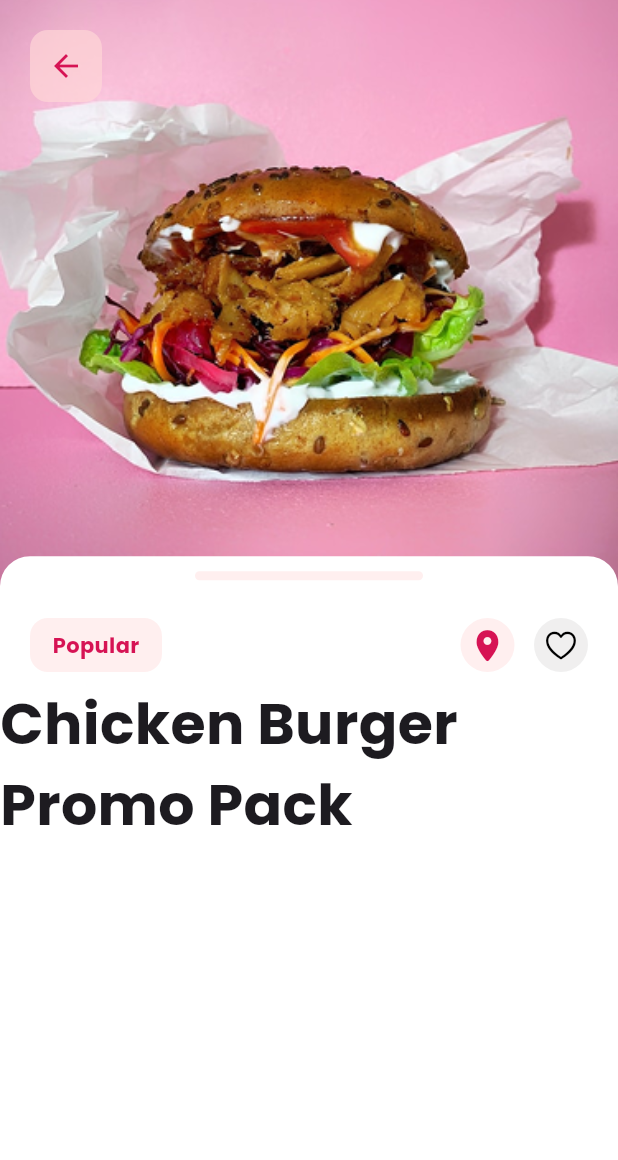
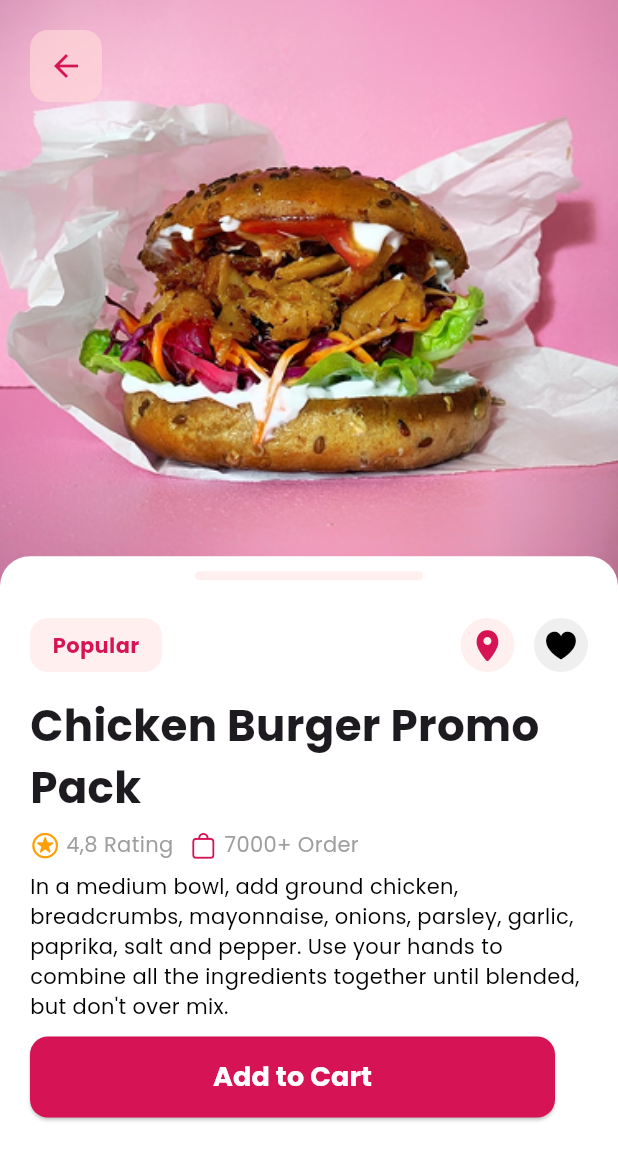
Before and after one commit to shaharyar4t4/Foodizo-Crave.-Order.-Enjoy, a Flutter app: the screen it shows after launch, on a phone screen of 412 x 824 dp. Shown: the top 1160 px of the screen. Run offline on Flutter 3.47's test engine with Material 3 defaults, Android fonts, the phone set to English and light mode, and no system bars; our stand-ins replace firebase_auth, firebase_core, get, google_fonts, lottie; accounts and stored records are empty.

Commit message:
updated3.0

```diff
--- /dev/null
+++ b/lib/components/product_detial.dart
@@ -0,0 +1,119 @@
+import 'package:flutter/cupertino.dart';
+import 'package:flutter/material.dart';
+import 'package:get/get.dart';
+
+Widget buildPromoSection({
+  required String title,
+  required String subtitle,
+  required String description,
+  required String starText,
+  required String orderPack,
+  Color? barColor,
+  Color? cirColor,
+  Color? sttext,
+  Color? starColor,
+}) {
+  return Column(
+    crossAxisAlignment: CrossAxisAlignment.start,
+    children: [
+      Padding(
+        padding: const EdgeInsets.only(left: 20, right: 20),
+        child: Row(
+          children: [
+            Container(
+              padding: EdgeInsets.symmetric(horizontal: 15, vertical: 8),
+              decoration: BoxDecoration(
+                color: barColor ?? Colors.grey,
+                borderRadius: BorderRadius.circular(12),
+              ),
+              child: Text(
+                'Popular',
+                style: TextStyle(
+                    color: sttext ?? Colors.white, fontWeight: FontWeight.bold),
+              ),
+            ),
+            Spacer(),
+            Container(
+              padding: EdgeInsets.all(6),
+              decoration: BoxDecoration(
+                  color: barColor ?? Colors.grey,
+                  borderRadius: BorderRadius.circular(50)),
+              child: Icon(
+                CupertinoIcons.location_solid,
+                color: sttext ?? Colors.white,
+              ),
+            ),
+            SizedBox(width: 13),
+            Container(
+              padding: EdgeInsets.all(6),
+              decoration: BoxDecoration(
+                  color: cirColor ?? Colors.grey,
+                  borderRadius: BorderRadius.circular(50)),
+              child: Icon(CupertinoIcons.heart_solid, color: Colors.black),
+            ),
+          ],
+        ),
+      ),
+      SizedBox(height: 15),
+      Padding(
+        padding: const EdgeInsets.only(left: 20, right: 20),
+        child: Text(
+          title,
+          style: TextStyle(fontSize: 29, fontWeight: FontWeight.bold),
+        ),
+      ),
+      SizedBox(height: 8),
+      Padding(
+        padding: const EdgeInsets.only(left: 20, right: 20),
+        child: Row(
+          children: [
+            Icon(CupertinoIcons.star_circle,
+                color: starColor ?? Colors.yellow, size: 20),
+            SizedBox(width: 4),
+            Text(starText, style: TextStyle(color: Colors.grey)),
+            SizedBox(width: 10),
+            Icon(CupertinoIcons.bag, color: sttext ?? Colors.white, size: 20),
+            SizedBox(width: 4),
+            Text(orderPack, style: TextStyle(color: Colors.grey)),
+          ],
+        ),
+      ),
+      SizedBox(height: 8),
+      Padding(
+        padding: const EdgeInsets.only(left: 20, right: 20),
+        child: Text(
+          description,
+          style: TextStyle(color: Colors.black),
+        ),
+      ),
+      SizedBox(height: 10),
+      Padding(
+        padding: const EdgeInsets.only(left: 20, right: 20),
+        child: SizedBox(
+          width: 350,
+          child: ElevatedButton(
+            style: ElevatedButton.styleFrom(
+              backgroundColor: sttext ?? Colors.white,
+              shape: RoundedRectangleBorder(
+                borderRadius: BorderRadius.circular(12),
+              ),
+            ),
+            onPressed: () {
+              Get.toNamed('order');
+            },
+            child: Padding(
+              padding: EdgeInsets.symmetric(vertical: 14),
+              child: Text(
+                subtitle,
+                style: TextStyle(
+                    fontSize: 18,
+                    fontWeight: FontWeight.bold,
+                    color: Colors.white),
+              ),
+            ),
+          ),
+        ),
+      ),
+    ],
+  );
+}
--- a/lib/screen/view_product.dart
+++ b/lib/screen/view_product.dart
@@ -1,6 +1,7 @@
 import 'package:flutter/cupertino.dart';
 import 'package:flutter/material.dart';
 import 'package:get/get.dart';
+import 'package:shopstore/components/product_detial.dart';
 import 'package:shopstore/util/cont_color.dart';
 
 class ProductPage extends StatelessWidget {
@@ -74,98 +75,17 @@ class ProductPage extends StatelessWidget {
                 ),
               ],
             ),
-            Column(
-              crossAxisAlignment: CrossAxisAlignment.start,
-              children: [
-                Padding(
-                  padding: const EdgeInsets.only(left: 20, right: 20),
-                  child: Row(
-                    children: [
-                      Container(
-                        padding:
-                            EdgeInsets.symmetric(horizontal: 15, vertical: 8),
-                        decoration: BoxDecoration(
-                          color: bar_color,
-                          borderRadius: BorderRadius.circular(12),
-                        ),
-                        child: Text(
-                          'Popular',
-                          style: TextStyle(
-                              color: sttext, fontWeight: FontWeight.bold),
-                        ),
-                      ),
-                      Spacer(),
-                      Container(
-                        padding: EdgeInsets.all(6),
-                        decoration: BoxDecoration(
-                            color: bar_color,
-                            borderRadius: BorderRadius.circular(50)),
-                        child: Icon(
-                          CupertinoIcons.location_solid,
-                          color: sttext,
-                        ),
-                      ),
-                      SizedBox(
-                        width: 13,
-                      ),
-                      Container(
-                        padding: EdgeInsets.all(6),
-                        decoration: BoxDecoration(
-                            color: cir_color,
-                            borderRadius: BorderRadius.circular(50)),
-                        child: Icon(CupertinoIcons.heart, color: Colors.black),
-                      ),
-                    ],
-                  ),
-                ),
-                SizedBox(height: 8),
-                Text(
-                  'Chicken Burger Promo Pack',
-                  style: TextStyle(fontSize: 38, fontWeight: FontWeight.bold),
-                ),
-                SizedBox(height: 8),
-                // Row(
-                //   children: [
-                //     Icon(Icons.star, color: Colors.amber, size: 20),
-                //     SizedBox(width: 4),
-                //     Text('4.8 Rating', style: TextStyle(color: Colors.grey)),
-                //     SizedBox(width: 10),
-                //     Text('7000+ Orders', style: TextStyle(color: Colors.grey)),
-                //   ],
-                // ),
-                SizedBox(height: 8),
-                // Text(
-                //   'In a medium bowl, add ground chicken, breadcrumbs, mayonnaise, onions, parsley, garlic, paprika, salt and pepper. Use your hands to combine all the ingredients together.',
-                //   style: TextStyle(color: Colors.black),
-                // ),
-                SizedBox(
-                  height: 20,
-                ),
-                // SizedBox(
-                //   width: double.infinity,
-                //   child: ElevatedButton(
-                //     style: ElevatedButton.styleFrom(
-                //       backgroundColor: Colors.pinkAccent,
-                //       shape: RoundedRectangleBorder(
-                //         borderRadius: BorderRadius.circular(12),
-                //       ),
-                //     ),
-                //     onPressed: () {
-                //       Get.toNamed('order');
-                //     },
-                //     child: Padding(
-                //       padding: EdgeInsets.symmetric(vertical: 14),
-                //       child: Text(
-                //         'Add To Cart',
-                //         style: TextStyle(
-                //             fontSize: 18,
-                //             fontWeight: FontWeight.bold,
-                //             color: Colors.white),
-                //       ),
-                //     ),
-                //   ),
-                // ),
-              ],
+            buildPromoSection(
+              title: "Chicken Burger Promo Pack",
+              subtitle: "Add to Cart",
+              description:
+                  "In a medium bowl, add ground chicken, breadcrumbs, mayonnaise, onions, parsley, garlic, paprika, salt and pepper. Use your hands to combine all the ingredients together until blended, but don't over mix.",
+              starText: "4,8 Rating",
+              orderPack: "7000+ Order",
+              barColor: bar_color,
+              starColor: star_color,
+              sttext: sttext,
+              cirColor: cir_color,
             ),
           ],
         ),
```
